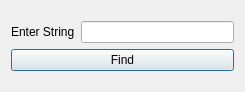
creci/TextEditor, file dialog.ui: the form before one commit.
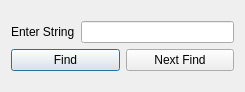
The form after the commit.

Commit message: Add to Find Dialog function Find Next

Diff of the .ui file:
```diff
--- a/dialog.ui
+++ b/dialog.ui
@@ -34,11 +34,22 @@
       </layout>
      </item>
      <item>
+      <layout class="QHBoxLayout" name="horizontalLayout_2">
+       <item>
       <widget class="QPushButton" name="pushButton">
        <property name="text">
         <string>Find</string>
        </property>
       </widget>
+       </item>
+       <item>
+        <widget class="QPushButton" name="pushButton_2">
+         <property name="text">
+          <string>Next Find</string>
+         </property>
+        </widget>
+       </item>
+      </layout>
      </item>
     </layout>
    </item>
```
Left out of the diff: 3 changed lines with no effect on the pictures. Lines whose indentation alone changed are shown as unchanged. The commit also changes 4 other files.
